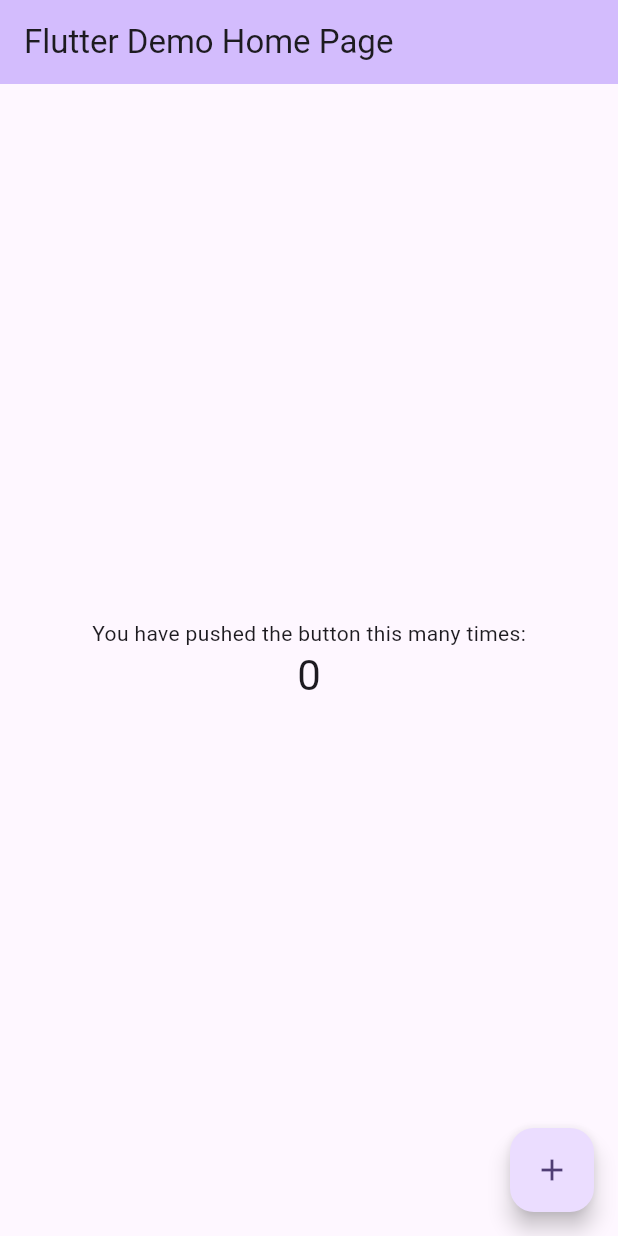
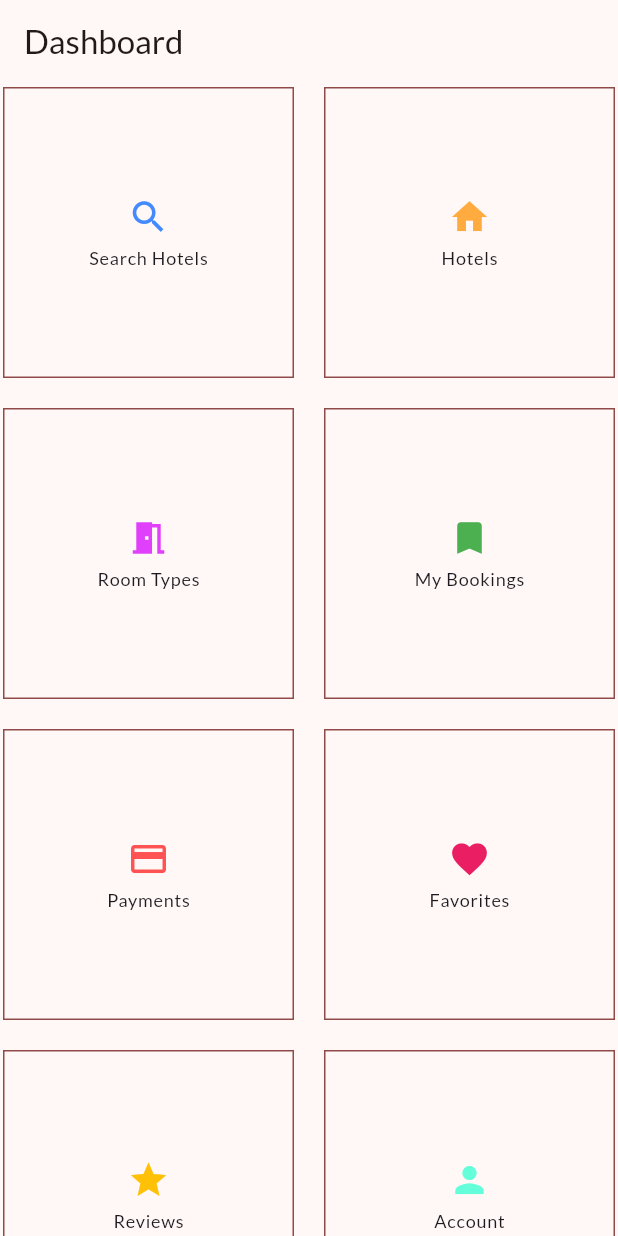
Before and after one commit to snr-roko/akwaaba_bnb, a Flutter app: the screen it shows after launch, on a phone screen of 412 x 824 dp. Run offline on Flutter 3.47's test engine with Material 3 defaults, Android fonts, the phone set to English and light mode, and no system bars; our stand-ins replace google_fonts.

Commit message:
Add categories to dashboard

```diff
--- /dev/null
+++ b/lib/data/categories.dart
@@ -0,0 +1,66 @@
+import 'package:akwaaba_bnb/models/Category.dart';
+import 'package:flutter/material.dart';
+
+
+final List<Category> categoriesData = [
+  Category(
+    id: 'search_hotels',
+    title: 'Search Hotels',
+    shortDescription: 'Find your perfect stay',
+    icon: const Icon(Icons.search, color: Colors.blueAccent, size: 28),
+  ),
+  Category(
+    id: 'hotels',
+    title: 'Hotels',
+    shortDescription: 'Browse all hotels',
+    icon: const Icon(Icons.home, color: Colors.orangeAccent, size: 28),
+  ),
+  Category(
+    id: 'room_types',
+    title: 'Room Types',
+    shortDescription: 'Choose your room',
+    icon: const Icon(Icons.meeting_room, color: Colors.purpleAccent, size: 28),
+  ),
+  Category(
+    id: 'bookings',
+    title: 'My Bookings',
+    shortDescription: 'View your reservations',
+    icon: const Icon(Icons.bookmark, color: Colors.green, size: 28),
+  ),
+  Category(
+    id: 'payments',
+    title: 'Payments',
+    shortDescription: 'Manage payments',
+    icon: const Icon(Icons.payment, color: Colors.redAccent, size: 28),
+  ),
+  Category(
+    id: 'favorites',
+    title: 'Favorites',
+    shortDescription: 'Saved properties',
+    icon: const Icon(Icons.favorite, color: Colors.pink, size: 28),
+  ),
+  Category(
+    id: 'reviews',
+    title: 'Reviews',
+    shortDescription: 'Guest reviews & ratings',
+    icon: const Icon(Icons.star, color: Colors.amber, size: 28),
+  ),
+  Category(
+    id: 'account',
+    title: 'Account',
+    shortDescription: 'Manage your profile',
+    icon: const Icon(Icons.person, color: Colors.tealAccent, size: 28),
+  ),
+  Category(
+    id: 'support',
+    title: 'Support',
+    shortDescription: 'Get help & support',
+    icon: const Icon(Icons.help_center, color: Colors.indigoAccent, size: 28),
+  ),
+  Category(
+    id: 'offers',
+    title: 'Special Offers',
+    shortDescription: 'Exclusive deals',
+    icon: const Icon(Icons.local_offer, color: Colors.deepOrangeAccent, size: 28),
+  ),
+];
--- a/lib/main.dart
+++ b/lib/main.dart
@@ -1,122 +1,27 @@
+import 'package:akwaaba_bnb/screens/Dashboard.dart';
 import 'package:flutter/material.dart';
 
+import 'package:google_fonts/google_fonts.dart';
+
+final theme = ThemeData(
+  useMaterial3: true,
+  colorScheme: ColorScheme.fromSeed(seedColor: Color.fromARGB(50, 255, 100, 100)),
+  textTheme: GoogleFonts.latoTextTheme(),
+);
+
 void main() {
-  runApp(const MyApp());
+  runApp(App());
 }
 
-class MyApp extends StatelessWidget {
-  const MyApp({super.key});
+class App extends StatelessWidget {
+  const App({super.key});
 
-  // This widget is the root of your application.
   @override
   Widget build(BuildContext context) {
     return MaterialApp(
-      title: 'Flutter Demo',
-      theme: ThemeData(
-        // This is the theme of your application.
-        //
-        // TRY THIS: Try running your application with "flutter run". You'll see
-        // the application has a purple toolbar. Then, without quitting the app,
-        // try changing the seedColor in the colorScheme below to Colors.green
-        // and then invoke "hot reload" (save your changes or press the "hot
-        // reload" button in a Flutter-supported IDE, or press "r" if you used
-        // the command line to start the app).
-        //
-        // Notice that the counter didn't reset back to zero; the application
-        // state is not lost during the reload. To reset the state, use hot
-        // restart instead.
-        //
-        // This works for code too, not just values: Most code changes can be
-        // tested with just a hot reload.
-        colorScheme: ColorScheme.fromSeed(seedColor: Colors.deepPurple),
-      ),
-      home: const MyHomePage(title: 'Flutter Demo Home Page'),
+      theme: theme,
+      home: DashboardScreen(),
     );
   }
+
 }
-
-class MyHomePage extends StatefulWidget {
-  const MyHomePage({super.key, required this.title});
-
-  // This widget is the home page of your application. It is stateful, meaning
-  // that it has a State object (defined below) that contains fields that affect
-  // how it looks.
-
-  // This class is the configuration for the state. It holds the values (in this
-  // case the title) provided by the parent (in this case the App widget) and
-  // used by the build method of the State. Fields in a Widget subclass are
-  // always marked "final".
-
-  final String title;
-
-  @override
-  State<MyHomePage> createState() => _MyHomePageState();
-}
-
-class _MyHomePageState extends State<MyHomePage> {
-  int _counter = 0;
-
-  void _incrementCounter() {
-    setState(() {
-      // This call to setState tells the Flutter framework that something has
-      // changed in this State, which causes it to rerun the build method below
-      // so that the display can reflect the updated values. If we changed
-      // _counter without calling setState(), then the build method would not be
-      // called again, and so nothing would appear to happen.
-      _counter++;
-    });
-  }
-
-  @override
-  Widget build(BuildContext context) {
-    // This method is rerun every time setState is called, for instance as done
-    // by the _incrementCounter method above.
-    //
-    // The Flutter framework has been optimized to make rerunning build methods
-    // fast, so that you can just rebuild anything that needs updating rather
-    // than having to individually change instances of widgets.
-    return Scaffold(
-      appBar: AppBar(
-        // TRY THIS: Try changing the color here to a specific color (to
-        // Colors.amber, perhaps?) and trigger a hot reload to see the AppBar
-        // change color while the other colors stay the same.
-        backgroundColor: Theme.of(context).colorScheme.inversePrimary,
-        // Here we take the value from the MyHomePage object that was created by
-        // the App.build method, and use it to set our appbar title.
-        title: Text(widget.title),
-      ),
-      body: Center(
-        // Center is a layout widget. It takes a single child and positions it
-        // in the middle of the parent.
-        child: Column(
-          // Column is also a layout widget. It takes a list of children and
-          // arranges them vertically. By default, it sizes itself to fit its
-          // children horizontally, and tries to be as tall as its parent.
-          //
-          // Column has various properties to control how it sizes itself and
-          // how it positions its children. Here we use mainAxisAlignment to
-          // center the children vertically; the main axis here is the vertical
-          // axis because Columns are vertical (the cross axis would be
-          // horizontal).
-          //
-          // TRY THIS: Invoke "debug painting" (choose the "Toggle Debug Paint"
-          // action in the IDE, or press "p" in the console), to see the
-          // wireframe for each widget.
-          mainAxisAlignment: MainAxisAlignment.center,
-          children: <Widget>[
-            const Text('You have pushed the button this many times:'),
-            Text(
-              '$_counter',
-              style: Theme.of(context).textTheme.headlineMedium,
-            ),
-          ],
-        ),
-      ),
-      floatingActionButton: FloatingActionButton(
-        onPressed: _incrementCounter,
-        tooltip: 'Increment',
-        child: const Icon(Icons.add),
-      ), // This trailing comma makes auto-formatting nicer for build methods.
-    );
-  }
-}
--- /dev/null
+++ b/lib/models/Category.dart
@@ -0,0 +1,10 @@
+import 'package:flutter/cupertino.dart';
+
+class Category {
+  Category({required this.title, required this.id, required this.shortDescription, required this.icon}) {}
+
+  final String id;
+  final String title;
+  final String shortDescription;
+  final Widget icon;
+}
--- /dev/null
+++ b/lib/screens/Dashboard.dart
@@ -0,0 +1,27 @@
+import 'package:akwaaba_bnb/data/categories.dart';
+import 'package:akwaaba_bnb/widgets/DashboardItem.dart';
+import 'package:flutter/material.dart';
+
+class DashboardScreen extends StatelessWidget {
+  const DashboardScreen({super.key});
+
+  @override
+  Widget build(BuildContext context) {
+    return Scaffold(
+      appBar: AppBar(
+        title: Text("Dashboard"),
+      ),
+      body: GridView.count(
+        crossAxisCount: 2,
+        mainAxisSpacing: 20,
+        crossAxisSpacing: 20,
+        padding: EdgeInsets.all(2),
+        children: [
+          for (final category in categoriesData)
+            DashboardItem(category: category,)
+        ],
+      ),
+    );
+  }
+
+}
--- /dev/null
+++ b/lib/widgets/DashboardItem.dart
@@ -0,0 +1,30 @@
+import 'package:akwaaba_bnb/models/Category.dart';
+import 'package:flutter/material.dart';
+
+class DashboardItem extends StatelessWidget{
+  final Category category;
+
+  const DashboardItem({super.key, required this.category});
+
+  @override
+  Widget build(BuildContext context) {
+    return Container(
+      decoration: BoxDecoration(
+        border: Border.all(
+            color: Theme.of(context).primaryColor,
+            width: 1.0
+        )
+      ),
+      child: Column(
+        mainAxisAlignment: MainAxisAlignment.center,
+        crossAxisAlignment: CrossAxisAlignment.center,
+        spacing: 5.0,
+        children: [
+          category.icon,
+          Text(category.title, style: Theme.of(context).textTheme.labelMedium,)
+        ],
+      ),
+    );
+  }
+
+}
--- a/pubspec.yaml
+++ b/pubspec.yaml
@@ -34,6 +34,7 @@ dependencies:
   # The following adds the Cupertino Icons font to your application.
   # Use with the CupertinoIcons class for iOS style icons.
   cupertino_icons: ^1.0.8
+  google_fonts: ^6.3.2
 
 dev_dependencies:
   flutter_test:
```
Also changed, not shown: pubspec.lock, 1 other file.
